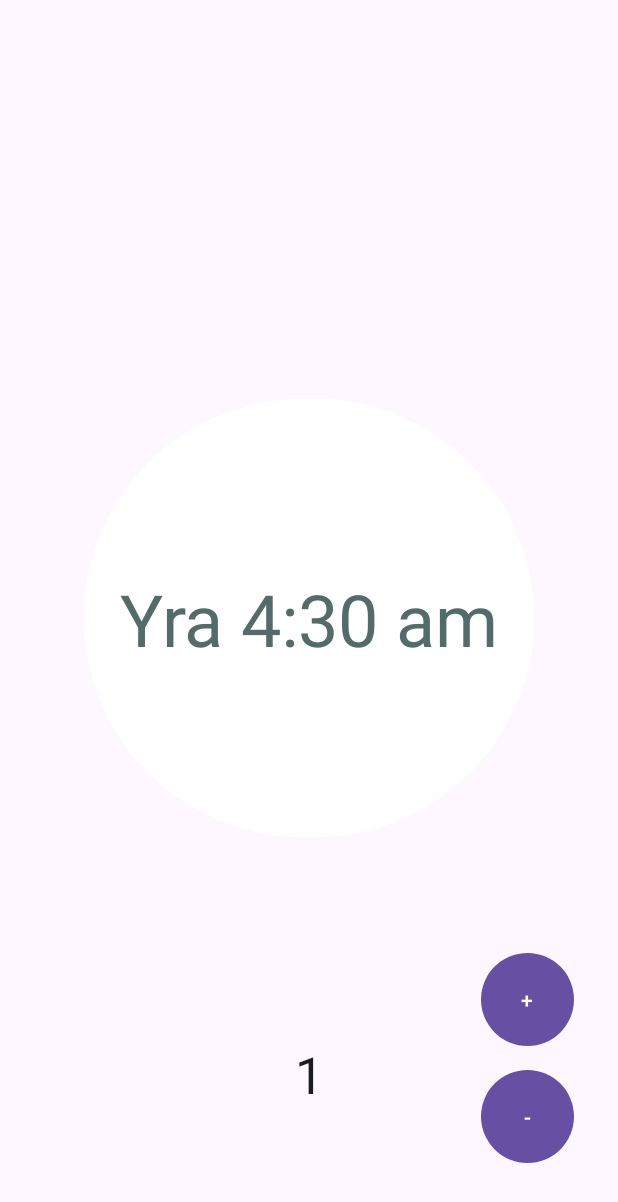
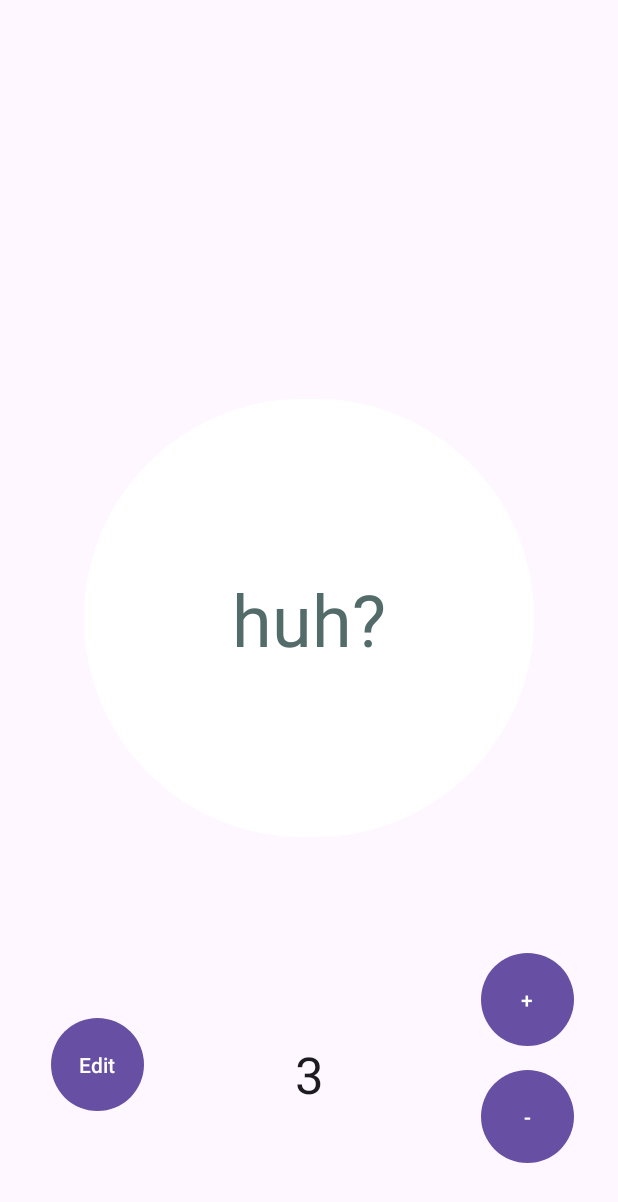
Before and after one commit to Sheridanlk/YesNot, an Android app: the layout fragment_blank3.xml on its own in the app's theme, with its tools: preview values and no code run, on a phone screen of 412 x 824 dp. Shown: the top 1202 px of the screen. Run offline under Robolectric (Android 15) with nearby library versions, the phone set to English and light mode, and no system bars.

Commit message:
third genrator

```diff
--- a/app/src/main/java/com/example/yesnot/BlankFragment1.java
+++ b/app/src/main/java/com/example/yesnot/BlankFragment1.java
@@ -59,7 +59,7 @@ public class BlankFragment1 extends Fragment {
         @Override
         protected String doInBackground(String... strings) {
             String reply = null;
-            boolean type = true;
+            int type = 1;
             if(NetworkManager.isNetworkAvailable(getContext())){
                 reply = AnswerManager.ApiAnswer(1000, type);
             }
--- a/app/src/main/java/com/example/yesnot/BlankFragment2.java
+++ b/app/src/main/java/com/example/yesnot/BlankFragment2.java
@@ -57,7 +57,7 @@ public class BlankFragment2 extends Fragment {
         @Override
         protected String doInBackground(String... strings) {
             String reply = null;
-            boolean type = false;
+            int type = 2;
             if(NetworkManager.isNetworkAvailable(getContext())){
                 reply = AnswerManager.ApiAnswer(1000, type);
             }
--- a/app/src/main/res/layout/fragment_blank3.xml
+++ b/app/src/main/res/layout/fragment_blank3.xml
@@ -8,7 +8,7 @@
 
 
     <Button
-        android:id="@+id/button"
+        android:id="@+id/GenerateBtn"
         style="@style/Widget.Material3.Button.Icon"
         android:layout_width="300dp"
         android:layout_height="300dp"
@@ -18,6 +18,20 @@
         app:layout_constraintStart_toStartOf="parent"
         app:layout_constraintTop_toTopOf="parent"
         app:rippleColor="@android:color/transparent" />
+
+    <Button
+        android:id="@+id/EditBtn"
+        style="@style/Widget.Material3.Button.IconButton.Filled"
+        android:layout_width="70dp"
+        android:layout_height="70dp"
+        android:text="Edit"
+        android:textAlignment="center"
+        app:layout_constraintBottom_toBottomOf="parent"
+        app:layout_constraintEnd_toStartOf="@+id/editTextNumber"
+        app:layout_constraintHorizontal_bias="0.491"
+        app:layout_constraintStart_toStartOf="parent"
+        app:layout_constraintTop_toTopOf="parent"
+        app:layout_constraintVertical_bias="0.895" />
 
     <Button
         android:id="@+id/PlusBtn"
@@ -50,7 +64,7 @@
         android:id="@+id/textView"
         android:layout_width="wrap_content"
         android:layout_height="wrap_content"
-        android:text="Yra 4:30 am"
+        android:text="huh?"
         android:textAlignment="center"
         android:textColor="@color/grey"
         android:textSize="48sp"
@@ -60,13 +74,13 @@
         app:layout_constraintTop_toTopOf="parent" />
 
     <EditText
-        android:id="@+id/editTextNumber3"
+        android:id="@+id/editTextNumber"
         style="@style/Widget.Material3.AutoCompleteTextView.FilledBox"
         android:layout_width="149dp"
         android:layout_height="95dp"
         android:ems="10"
         android:inputType="number"
-        android:text="1"
+        android:text="3"
         android:textAlignment="center"
         android:textSize="34sp"
         app:layout_constraintBottom_toTopOf="@+id/MinusBtn"
```
Also changed, not shown: app/src/main/java/com/example/yesnot/BlankFragment3.java (+101 -1 lines), app/src/main/java/com/example/yesnot/sampledata/AnswerManager.java (+20 -12 lines).
